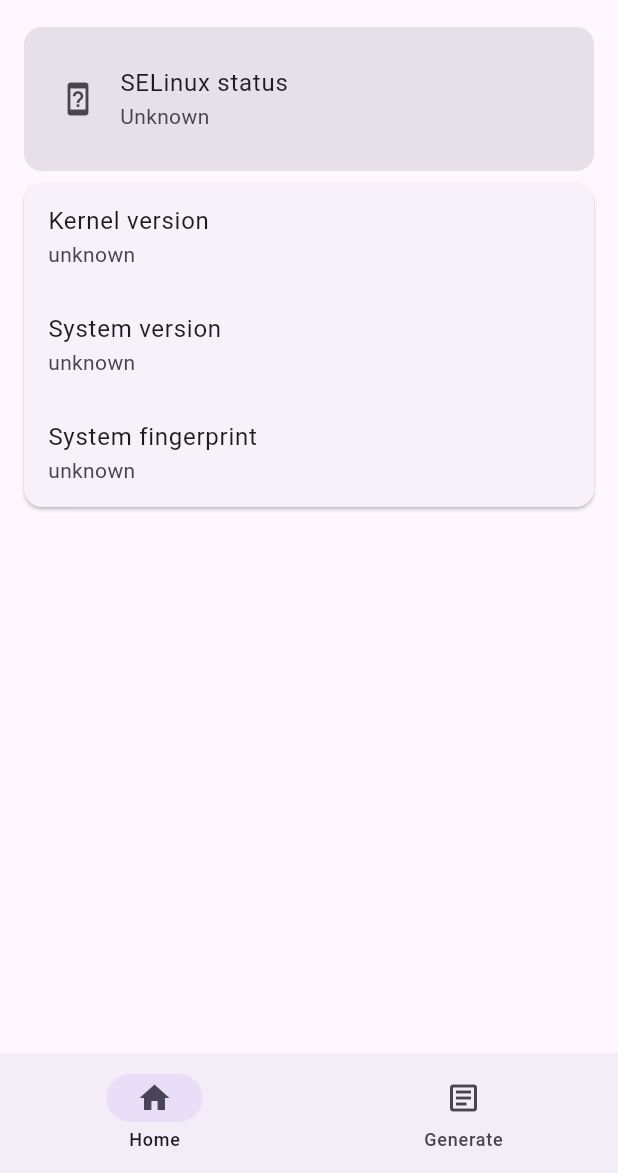
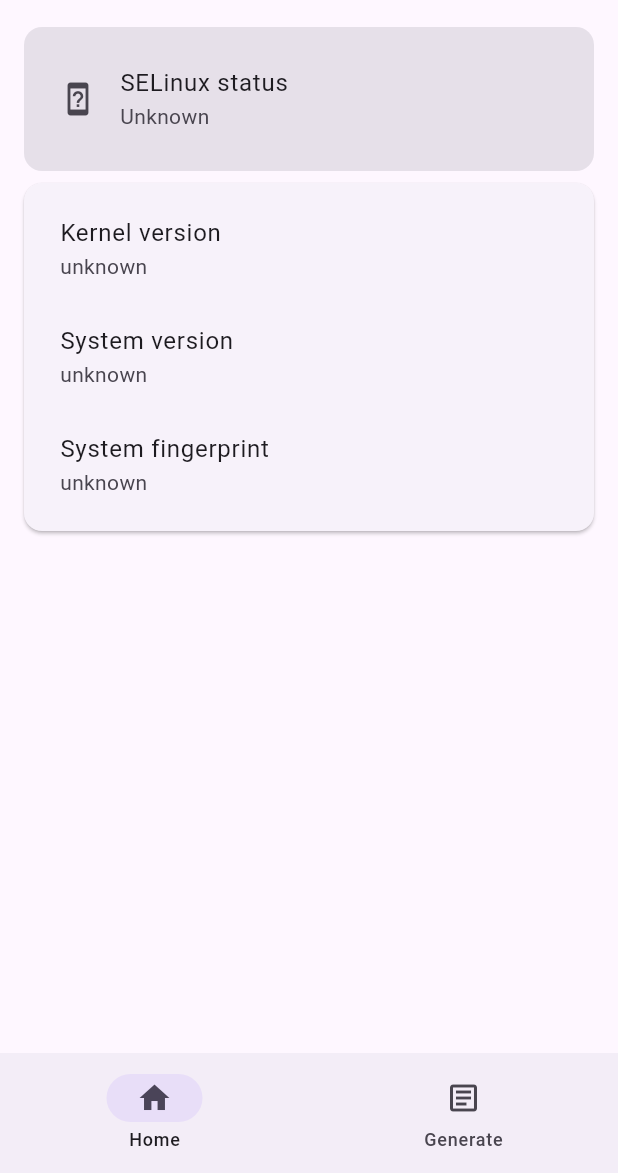
Before and after one commit to StaticReflection/Folicy, a Flutter app: the screen it shows after launch, on a phone screen of 412 x 824 dp, the part 63-1236 px from its top. Run offline on Flutter 3.47's test engine with Material 3 defaults, Android fonts, the phone set to English and light mode, and no system bars; our stand-ins replace get; missing offline and left inert: root; generated files the repository leaves out were written again; statements that could not run were skipped.

Commit message:
增加首页信息卡片Padding

```diff
--- a/lib/views/home/pages/home.dart
+++ b/lib/views/home/pages/home.dart
@@ -13,7 +13,9 @@
   @override
   Widget build(BuildContext context) {
     return Scaffold(
-      appBar: AppBar(title: const Text(Constants.appName)),
+      appBar: AppBar(
+        title: const Text(Constants.appName),
+      ),
       body: Padding(
         padding: const EdgeInsets.fromLTRB(12, 0, 12, 0),
         child: SingleChildScrollView(
@@ -41,6 +43,8 @@
                 ),
               ),
               Card(
+                  child: Padding(
+                padding: const EdgeInsets.all(8),
                 child: Column(
                   children: [
                     ListTile(
@@ -61,7 +65,7 @@
                     ),
                   ],
                 ),
-              ),
+              )),
             ],
           ),
         ),
```
